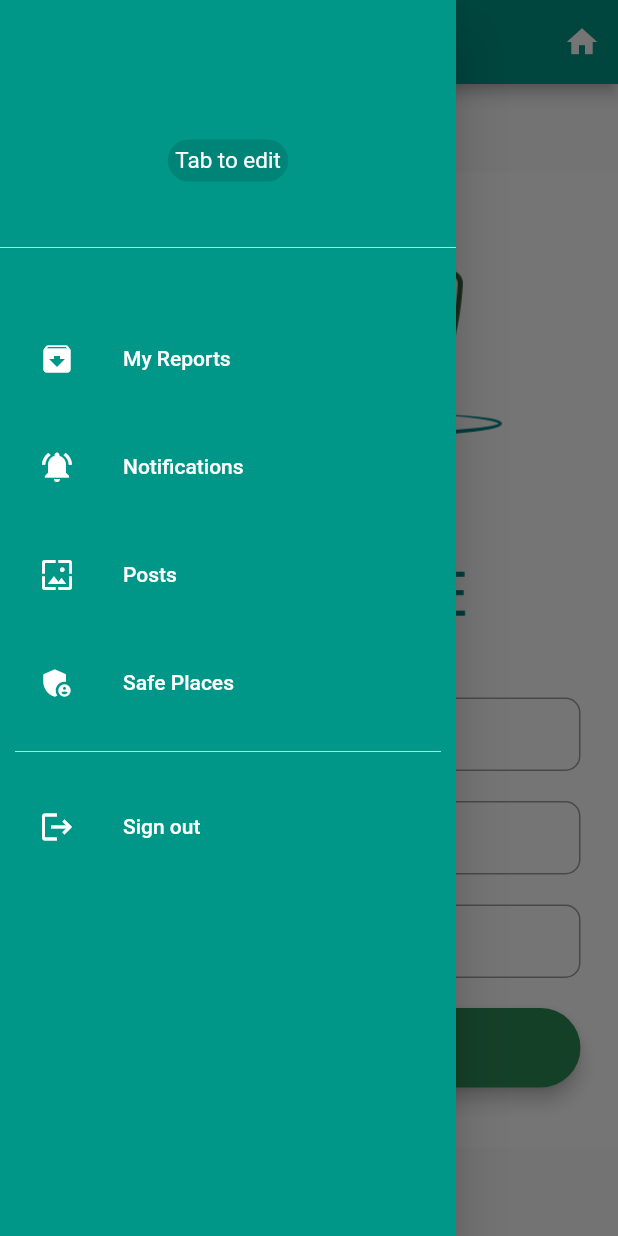
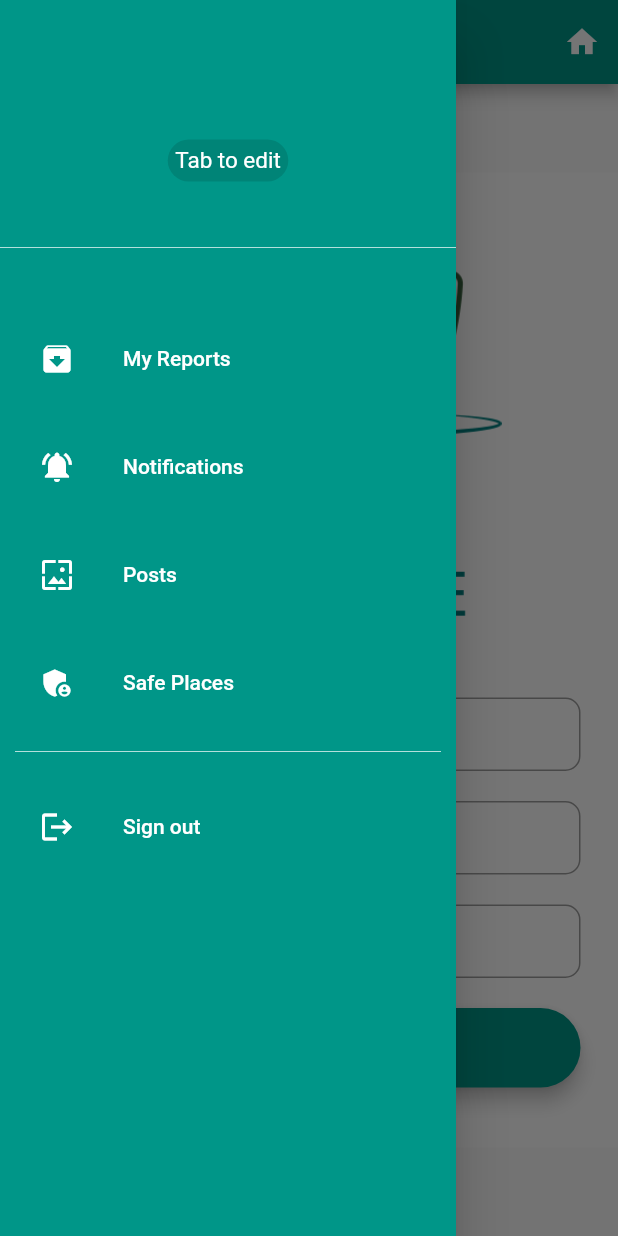
Before and after one commit to AhmedAbdSattar/Graduation-Project, a Flutter app: the profile screen opened directly, with the side drawer open, on a phone screen of 412 x 824 dp. Run offline on Flutter 3.47's test engine with Material 2 defaults, Android fonts, the phone set to English and light mode, and no system bars; our stand-ins replace cloud_firestore, firebase_auth, firebase_core, firebase_storage, fluttertoast, image_picker and 2 more; accounts and stored records are empty.

Commit message:
Edit hexcolor

```diff
--- a/lib/main.dart
+++ b/lib/main.dart
@@ -7,8 +7,7 @@ import 'view/login.dart';
 void main() async {
   WidgetsFlutterBinding.ensureInitialized();
   await Firebase.initializeApp(
-/*
-     options: const FirebaseOptions(
+    /* options: const FirebaseOptions(
        apiKey: " AIzaSyBCegfFrGVpenemnZiSRlyy4RkBUaE0MNQ ", // Your apiKey
        appId: "1:77512545458:android:9711b3e90f9e09088425ab", // Your appId
        messagingSenderId: "77512545458", // Your messagingSenderId
--- a/lib/view/login.dart
+++ b/lib/view/login.dart
@@ -1,7 +1,6 @@
 import 'package:firebase_auth/firebase_auth.dart';
 import 'package:flutter/material.dart';
 import 'package:fluttertoast/fluttertoast.dart';
-import 'package:hexcolor/hexcolor.dart';
 
 import 'home.dart';
 import 'register.dart';
@@ -26,7 +25,7 @@ class _LoginScreenState extends State<LoginScreen> {
 
   // string for displaying the error Message
   String? errorMessage;
-  Color secondColor = HexColor("#2e8b57");
+  Color secondColor = Colors.teal;
 
   @override
   Widget build(BuildContext context) {
--- a/lib/view/navBar.dart
+++ b/lib/view/navBar.dart
@@ -6,7 +6,6 @@ import 'package:flutter_application_1/view/myReport.dart';
 import 'package:flutter_application_1/view/posts.dart';
 import 'package:flutter_application_1/view/profile.dart';
 import 'package:flutter_application_1/view/safePlacesSearch.dart';
-import 'package:hexcolor/hexcolor.dart';
 
 import '../model/users.dart';
 import 'login.dart';
@@ -21,7 +20,7 @@ class navBar extends StatefulWidget {
 
 class _navBarState extends State<navBar> {
   @override
-  Color secondColor = HexColor("#2e8b57");
+  Color secondColor = Colors.teal;
   User? user = FirebaseAuth.instance.currentUser;
   UserModel loggedInUser = UserModel();
 
--- a/lib/view/register.dart
+++ b/lib/view/register.dart
@@ -2,7 +2,6 @@ import 'package:cloud_firestore/cloud_firestore.dart';
 import 'package:firebase_auth/firebase_auth.dart';
 import 'package:flutter/material.dart';
 import 'package:fluttertoast/fluttertoast.dart';
-import 'package:hexcolor/hexcolor.dart';
 
 import '../model/users.dart';
 import 'home.dart';
@@ -33,7 +32,7 @@ class _RegistrationScreenState extends State<RegistrationScreen> {
   @override
   Widget build(BuildContext context) {
     //second color
-    Color secondColor = HexColor("#2e8b57");
+    Color secondColor = Colors.teal;
     //first name field
     final firstNameField = TextFormField(
         autofocus: false,
--- a/lib/widgets/editProfileForm.dart
+++ b/lib/widgets/editProfileForm.dart
@@ -2,7 +2,6 @@ import 'package:cloud_firestore/cloud_firestore.dart';
 import 'package:firebase_auth/firebase_auth.dart';
 import 'package:flutter/material.dart';
 import 'package:fluttertoast/fluttertoast.dart';
-import 'package:hexcolor/hexcolor.dart';
 
 import '../model/users.dart';
 import '../view/home.dart';
@@ -45,7 +44,7 @@ class editProfileState extends State<editProfileForm> {
   @override
   Widget build(BuildContext context) {
     //second color
-    Color secondColor = HexColor("#2e8b57");
+    Color secondColor = Colors.teal;
     //first name field
     firstNameEditingController.text ='${loggedInUser.firstName}';
     final firstNameField = TextFormField(
--- a/lib/widgets/reportForm.dart
+++ b/lib/widgets/reportForm.dart
@@ -6,7 +6,6 @@ import 'package:flutter/widgets.dart';
 import 'package:flutter_application_1/controller/matching.dart';
 import 'package:flutter_application_1/model/lostReports.dart';
 import 'package:fluttertoast/fluttertoast.dart';
-import 'package:hexcolor/hexcolor.dart';
 import 'package:scroll_date_picker/scroll_date_picker.dart';
 
 import '../model/foundReports.dart';
@@ -487,7 +486,7 @@ List<String> sohag = [
   'Tahta',
   'Tima',
 ];
-Color secondColor = HexColor("#2e8b57");
+Color secondColor = Colors.teal;
 
 List<String> regions = [];
 List<String> types = [];
```
Also changed, not shown: pubspec.yaml (+5 -2 lines), assets/icon.png (added), pubspec.lock, 8 other files.
